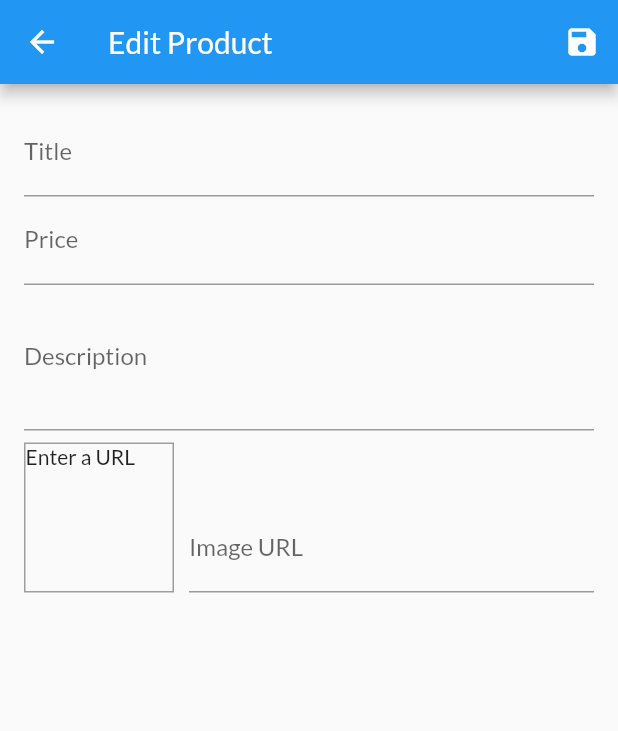
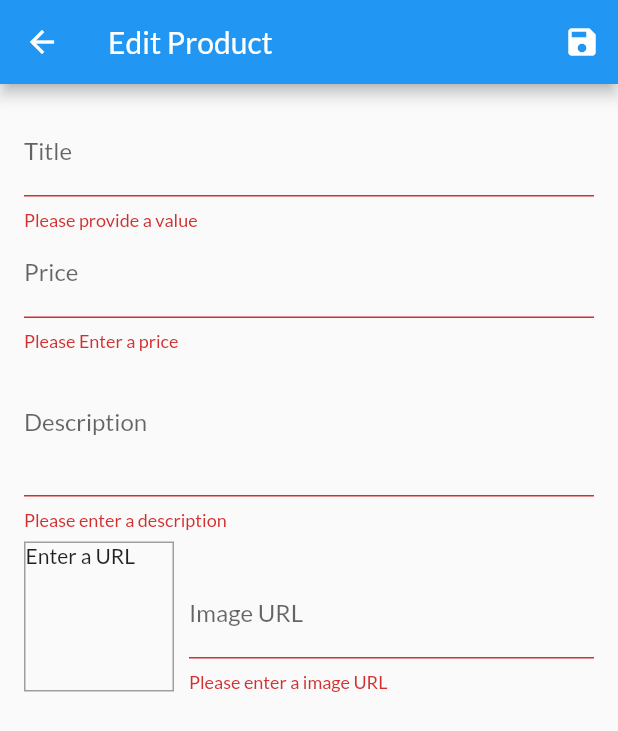
Before and after one commit to hesamkurd/ShopFlutter, a Flutter app: the EditProductScreen screen opened by its route, after a tap on the "save" icon, on a phone screen of 412 x 824 dp. Shown: the top 731 px of the screen. Run offline on Flutter 3.47's test engine with Material 2 defaults, Android fonts, the phone set to English and light mode, and no system bars; our stand-ins replace get; network calls fail.

Commit message:
check input validator

```diff
--- a/lib/provider/products.dart
+++ b/lib/provider/products.dart
@@ -64,8 +64,16 @@ class Products with ChangeNotifier {
   //   notifyListeners();
   // }
 
-  void addProduct() {
-    //_items.add(value);
+  void addProduct(Product product) {
+    final newProduct = Product(
+      id: DateTime.now().toString(),
+      title: product.title,
+      description: product.description,
+      price: product.price,
+      imageUrl: product.imageUrl,
+    );
+    _items.add(newProduct);
+
     notifyListeners();
   }
 }
--- a/lib/screens/edit_product_screen.dart
+++ b/lib/screens/edit_product_screen.dart
@@ -1,4 +1,6 @@
 import 'package:flutter/material.dart';
+import 'package:provider/provider.dart';
+import '../provider/products.dart';
 import '../provider/product.dart';
 import '../utils/app_layout.dart';
 
@@ -42,16 +44,25 @@ class _EditProductScreenState extends State<EditProductScreen> {
 
   void _updateImageUrl() {
     if (!_imageUrlFocusNode.hasFocus) {
+      if ((_imageUrlController.text.startsWith('http') &&
+              _imageUrlController.text.startsWith('https')) ||
+          (_imageUrlController.text.endsWith('.png') &&
+              _imageUrlController.text.endsWith('.jpg') &&
+              _imageUrlController.text.endsWith('.jpeg'))) {
+        return;
+      }
       setState(() {});
     }
   }
 
   void _saveForm() {
+    final isValid = _form.currentState!.validate();
+    if (!isValid) {
+      return;
+    }
     _form.currentState!.save();
-    print(_editProduct.title);
-    print(_editProduct.price);
-    print(_editProduct.description);
-    print(_editProduct.imageUrl);
+    Provider.of<Products>(context, listen: false).addProduct(_editProduct);
+    Navigator.of(context).pop();
   }
 
   @override
@@ -62,7 +73,7 @@ class _EditProductScreenState extends State<EditProductScreen> {
         actions: [
           IconButton(
             onPressed: _saveForm,
-            icon:const Icon(Icons.save),
+            icon: const Icon(Icons.save),
           ),
         ],
       ),
@@ -87,6 +98,12 @@ class _EditProductScreenState extends State<EditProductScreen> {
                     imageUrl: _editProduct.imageUrl,
                   );
                 },
+                validator: (value) {
+                  if (value!.isEmpty) {
+                    return 'Please provide a value';
+                  }
+                  return null;
+                },
               ),
               TextFormField(
                 decoration: const InputDecoration(labelText: 'Price'),
@@ -105,6 +122,18 @@ class _EditProductScreenState extends State<EditProductScreen> {
                     imageUrl: _editProduct.imageUrl,
                   );
                 },
+                validator: (value) {
+                  if (value!.isEmpty) {
+                    return 'Please Enter a price';
+                  }
+                  if (double.tryParse(value) == null) {
+                    return 'Please enter a valid number';
+                  }
+                  if (double.parse(value) <= 0) {
+                    return 'Please enter a number greater than zero';
+                  }
+                  return null;
+                },
               ),
               TextFormField(
                 decoration: const InputDecoration(labelText: 'Description'),
@@ -119,6 +148,15 @@ class _EditProductScreenState extends State<EditProductScreen> {
                     price: _editProduct.price,
                     imageUrl: _editProduct.imageUrl,
                   );
+                },
+                validator: (value) {
+                  if (value!.isEmpty) {
+                    return 'Please enter a description';
+                  }
+                  if (value.length < 10) {
+                    return 'Should be at least 10 characters long';
+                  }
+                  return null;
                 },
               ),
               Row(
@@ -160,6 +198,21 @@ class _EditProductScreenState extends State<EditProductScreen> {
                           imageUrl: value,
                         );
                       },
+                      validator: (value) {
+                        if (value!.isEmpty) {
+                          return 'Please enter a image URL';
+                        }
+                        if (!value.startsWith('http') &&
+                            !value.startsWith('https')) {
+                          return 'Please enter a valid URL';
+                        }
+                        if (!value.endsWith('.png') &&
+                            !value.endsWith('.jpg') &&
+                            !value.endsWith('jpeg')) {
+                          return 'Please enter a valid image URL';
+                        }
+                        return null;
+                      },
                     ),
                   ),
                 ],
```
